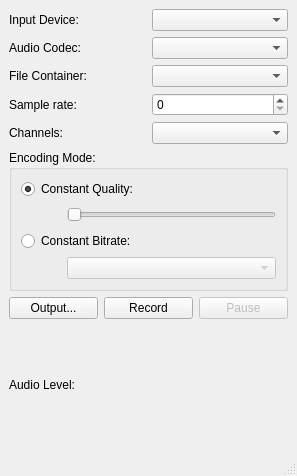
This is qtmultimedia/examples/multimedia/audiorecorder/audiorecorder.ui in AOSC-Tracking/qt-6 as Qt 5 draws it before an edit. The edited form follows.
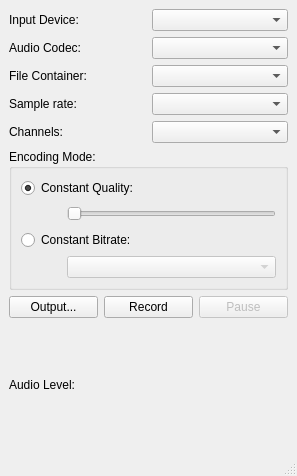
This is the edited form.

The edit to the form file:
```diff
--- a/qtmultimedia/examples/multimedia/audiorecorder/audiorecorder.ui
+++ b/qtmultimedia/examples/multimedia/audiorecorder/audiorecorder.ui
@@ -65,7 +65,7 @@
        <widget class="QComboBox" name="channelsBox"/>
       </item>
       <item row="3" column="1">
-       <widget class="QSpinBox" name="sampleRateBox"/>
+       <widget class="QComboBox" name="sampleRateBox"/>
       </item>
      </layout>
     </item>
```
Left out of the diff: 12 changed lines with no effect on the pictures.
